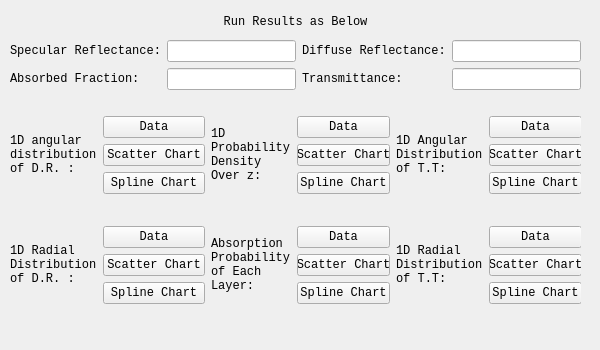
Before: the Qt Designer form mainwidgets/runresults.ui in SimonCqk/Photon_Propagation_Simulation, drawn with Qt 5.
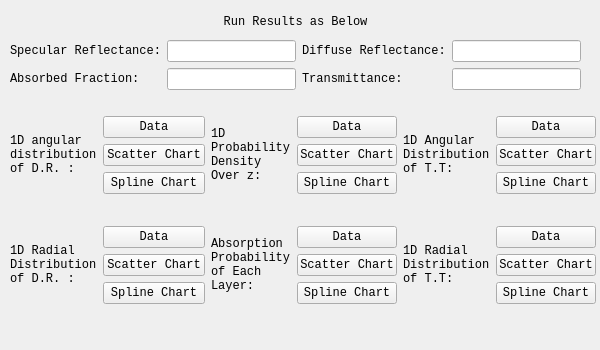
After: the same form once the commit is applied.

Diff of the .ui file:
```diff
--- a/mainwidgets/runresults.ui
+++ b/mainwidgets/runresults.ui
@@ -18,7 +18,7 @@
     <rect>
      <x>10</x>
      <y>90</y>
-     <width>571</width>
+     <width>586</width>
      <height>241</height>
     </rect>
    </property>
```
Left out of the diff: 12 changed lines with no effect on the pictures.
